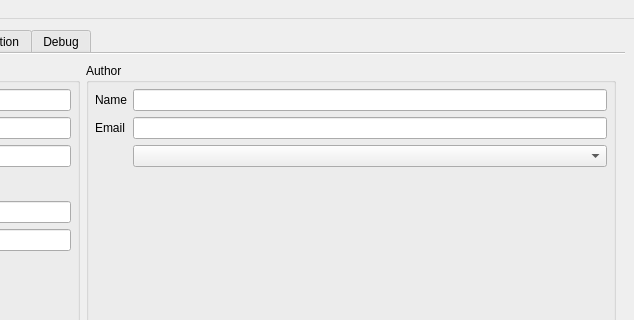
Old version of the form src/ui/mainWindow.ui in the repository olivierkes/manuskript; both pictures show x 469 to 1103 and y 0 to 320 of the 1103 by 809 pixel window.
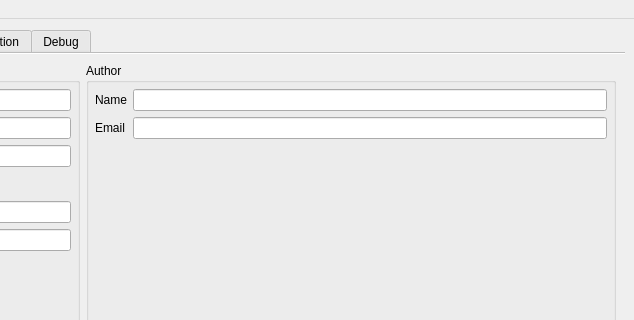
New version of the form. The open tabs and pages were chosen to show the change. Icons and pictures are not drawn. Custom widgets are drawn as their Qt base class.

```diff
--- a/src/ui/mainWindow.ui
+++ b/src/ui/mainWindow.ui
@@ -131,6 +131,9 @@
              <string>Author</string>
             </property>
             <layout class="QFormLayout" name="formLayout_4">
+             <property name="fieldGrowthPolicy">
+              <enum>QFormLayout::ExpandingFieldsGrow</enum>
+             </property>
              <property name="leftMargin">
               <number>6</number>
              </property>
@@ -160,9 +163,6 @@
              <item row="1" column="1">
               <widget class="lineEditView" name="txtGeneralEmail"/>
              </item>
-             <item row="2" column="1">
-              <widget class="QComboBox" name="cmbStyle"/>
-             </item>
             </layout>
            </widget>
           </item>
```
